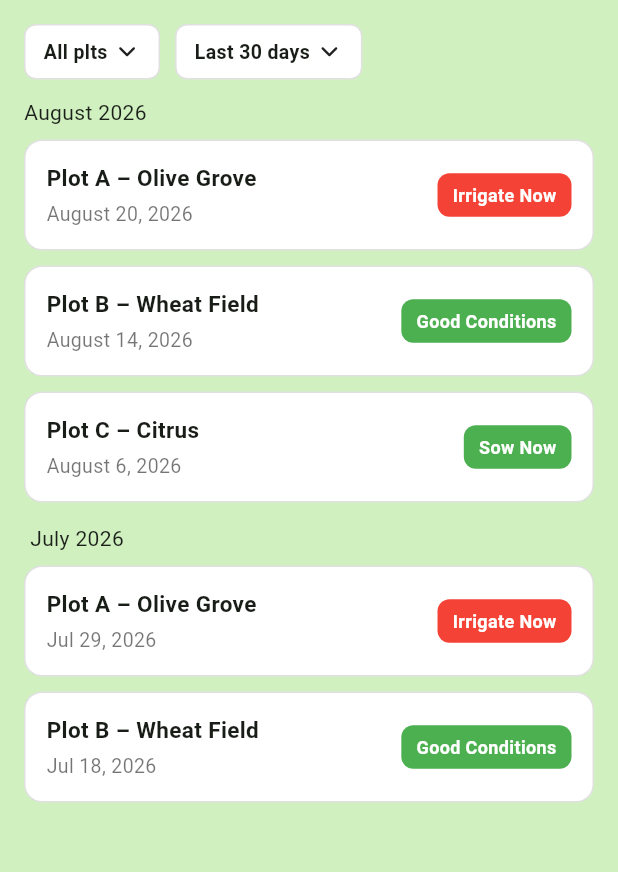
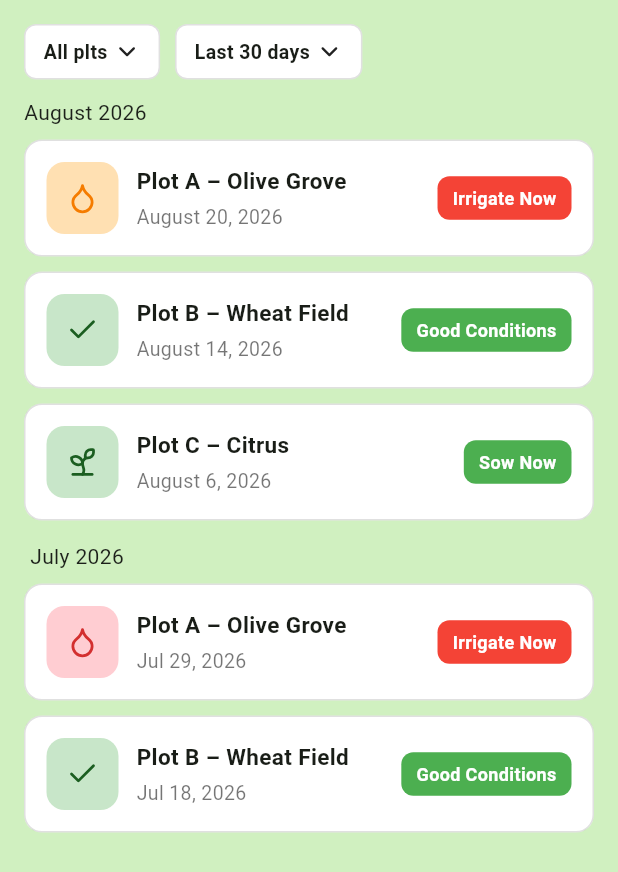
Before and after one commit to samibenali620/apllication-mobile-instm, a Flutter app: the _HistoryPage widget shown alone on an empty page, opened directly, on a phone screen of 412 x 824 dp. Shown: the top 872 px of the screen. Run offline on Flutter 3.47's test engine with Material 3 defaults, Android fonts, the phone set to English and light mode, and no system bars; our stand-ins replace image_picker, lucide_icons_flutter.

Commit message:
history logo

```diff
--- a/lib/pages/sidebar_page.dart
+++ b/lib/pages/sidebar_page.dart
@@ -470,18 +470,27 @@ class _HistoryPage extends StatelessWidget {
                 subtitle: 'August 20, 2026',
                 badgeLabel: 'Irrigate Now',
                 badgeColor: Colors.red,
+                icon: LucideIcons.droplet,
+                iconBackground: Colors.orange.shade100,
+                iconColor: Colors.orange.shade700,
               ),
               _PlotHistoryCard(
                 title: 'Plot B – Wheat Field',
                 subtitle: 'August 14, 2026',
                 badgeLabel: 'Good Conditions',
                 badgeColor: Colors.green,
+                icon: LucideIcons.check,
+                iconBackground: Colors.green.shade100,
+                iconColor: Colors.green.shade900,
               ),
               _PlotHistoryCard(
                 title: 'Plot C – Citrus',
                 subtitle: 'August 6, 2026',
                 badgeLabel: 'Sow Now',
                 badgeColor: Colors.green,
+                icon: LucideIcons.sprout,
+                iconBackground: Colors.green.shade100,
+                iconColor: Colors.green.shade900,
               ),
               Padding(
                 padding: const EdgeInsets.only(top: 4, left: 4),
@@ -499,12 +508,18 @@ class _HistoryPage extends StatelessWidget {
                 subtitle: 'Jul 29, 2026',
                 badgeLabel: 'Irrigate Now',
                 badgeColor: Colors.red,
+                icon: LucideIcons.droplet,
+                iconBackground: Colors.red.shade100,
+                iconColor: Colors.red.shade700,
               ),
               _PlotHistoryCard(
                 title: 'Plot B – Wheat Field',
                 subtitle: 'Jul 18, 2026',
                 badgeLabel: 'Good Conditions',
                 badgeColor: Colors.green,
+                icon: LucideIcons.check,
+                iconBackground: Colors.green.shade100,
+                iconColor: Colors.green.shade900,
               ),
             ],
             ),
@@ -560,12 +575,20 @@ class _PlotHistoryCard extends StatelessWidget {
   final String subtitle;
   final String badgeLabel;
   final Color badgeColor;
+  final IconData icon;
+  final Color iconBackground;
+  final Color iconColor;
+
 
   const _PlotHistoryCard({
     required this.title,
     required this.subtitle,
     required this.badgeLabel,
     required this.badgeColor,
+    required this.icon,
+    required this.iconBackground,
+    required this.iconColor,
+
   }
       );
 
@@ -581,6 +604,17 @@ class _PlotHistoryCard extends StatelessWidget {
       ),
       child: Row(
         children: [
+          // ── Carré icône ──
+          Container(
+            width: 48,
+            height: 48,
+            decoration: BoxDecoration(
+              color: iconBackground,
+              borderRadius: BorderRadius.circular(12),
+            ),
+            child: Icon(icon, color: iconColor, size: 22),
+          ),
+          const SizedBox(width: 12),
           Expanded(
             child: Column(
               crossAxisAlignment: CrossAxisAlignment.start,
```
